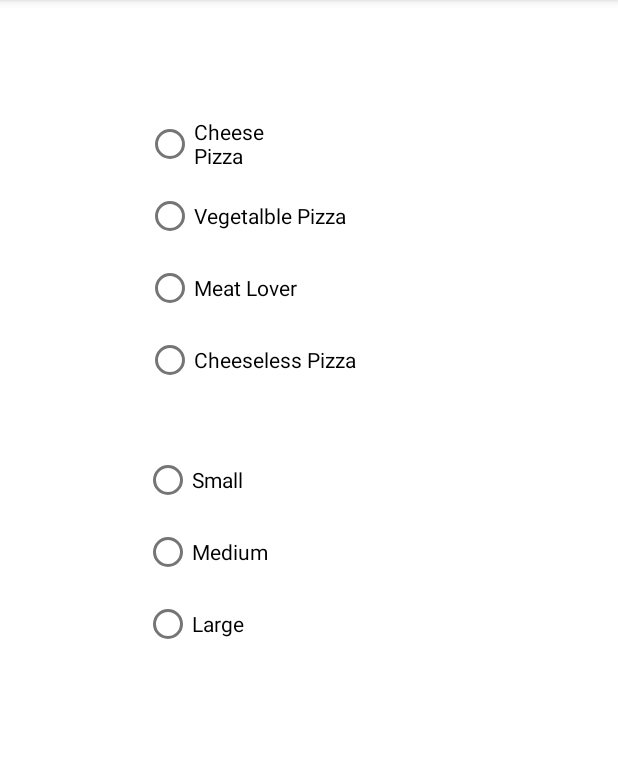
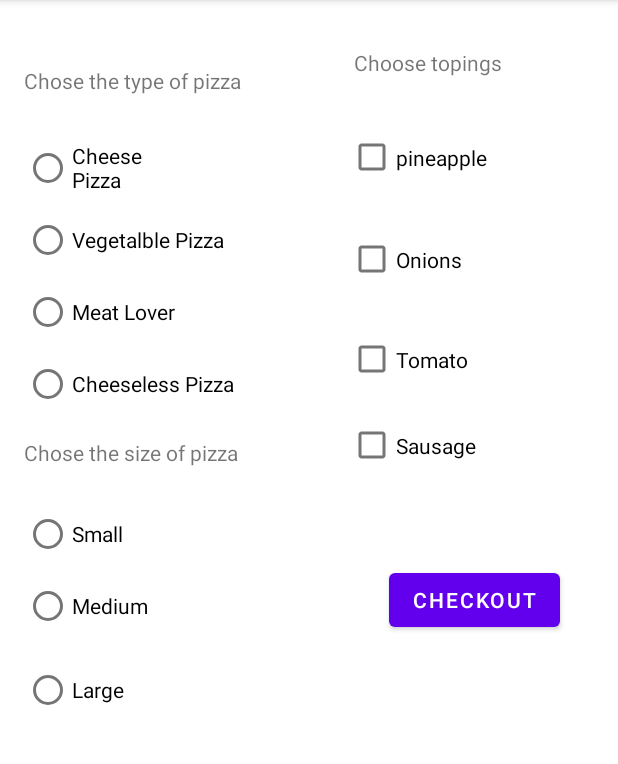
Before and after one commit to MuhammadSaad6618/MuhammadSaadAssign2, an Android app: the OrderActivity screen opened directly, with no data from a screen before it, on a phone screen of 412 x 824 dp, the part 84-848 px from its top. Run offline under Robolectric (Android 15) with nearby library versions, the light colour scheme and no system bars.

Commit message:
completed the order screen

```diff
--- a/MuhammadAssign22/src/main/AndroidManifest.xml
+++ b/MuhammadAssign22/src/main/AndroidManifest.xml
@@ -9,6 +9,9 @@
         android:roundIcon="@mipmap/ic_launcher_round"
         android:supportsRtl="true"
         android:theme="@style/Theme.MuhammadAssign2">
+        <activity
+            android:name=".PaymentActivity"
+            android:exported="false" />
         <activity
             android:name=".OrderActivity"
             android:exported="false" />
--- a/MuhammadAssign22/src/main/java/muhammad/saad/n01366618/OrderActivity.java
+++ b/MuhammadAssign22/src/main/java/muhammad/saad/n01366618/OrderActivity.java
@@ -2,9 +2,16 @@ package muhammad.saad.n01366618;
 
 import androidx.appcompat.app.AppCompatActivity;
 
+import android.content.Context;
 import android.content.Intent;
 import android.os.Bundle;
+import android.view.View;
+import android.widget.CheckBox;
+import android.widget.RadioButton;
 import android.widget.TextView;
+import android.widget.Toast;
+
+import com.google.android.material.snackbar.Snackbar;
 
 public class OrderActivity extends AppCompatActivity {
 
@@ -17,5 +24,12 @@ public class OrderActivity extends AppCompatActivity {
         String newTxt = intent.getStringExtra(MuhammadActivity.extxt);
         TextView ab = (TextView) findViewById(R.id.Muhammadtv1);
         ab.setText(newTxt);
+
+    }
+
+    public void validate(View view) {
+        Intent act = new Intent(this, PaymentActivity.class);
+        startActivity(act);
+
     }
 }
--- /dev/null
+++ b/MuhammadAssign22/src/main/java/muhammad/saad/n01366618/PaymentActivity.java
@@ -0,0 +1,14 @@
+package muhammad.saad.n01366618;
+
+import androidx.appcompat.app.AppCompatActivity;
+
+import android.os.Bundle;
+
+public class PaymentActivity extends AppCompatActivity {
+
+    @Override
+    protected void onCreate(Bundle savedInstanceState) {
+        super.onCreate(savedInstanceState);
+        setContentView(R.layout.activity_payment);
+    }
+}
--- a/MuhammadAssign22/src/main/res/layout/activity_order.xml
+++ b/MuhammadAssign22/src/main/res/layout/activity_order.xml
@@ -2,6 +2,7 @@
 <androidx.constraintlayout.widget.ConstraintLayout xmlns:android="http://schemas.android.com/apk/res/android"
     xmlns:app="http://schemas.android.com/apk/res-auto"
     xmlns:tools="http://schemas.android.com/tools"
+    android:id="@+id/MuhammadLayout2"
     android:layout_width="match_parent"
     android:layout_height="match_parent"
     tools:context=".OrderActivity">
@@ -10,18 +11,18 @@
         android:id="@+id/Muhammadtv1"
         android:layout_width="wrap_content"
         android:layout_height="wrap_content"
-        android:layout_marginStart="153dp"
-        android:layout_marginTop="28dp"
+        android:layout_marginStart="16dp"
+        android:layout_marginTop="16dp"
         android:text="TextView"
         app:layout_constraintStart_toStartOf="parent"
         app:layout_constraintTop_toTopOf="parent" />
 
     <RadioGroup
         android:id="@+id/radioGroup2"
-        android:layout_width="186dp"
-        android:layout_height="367dp"
-        android:layout_marginStart="97dp"
-        android:layout_marginTop="72dp"
+        android:layout_width="161dp"
+        android:layout_height="223dp"
+        android:layout_marginStart="16dp"
+        android:layout_marginTop="88dp"
         android:orientation="vertical"
         app:layout_constraintStart_toStartOf="parent"
         app:layout_constraintTop_toTopOf="parent">
@@ -69,10 +70,10 @@
 
     <RadioGroup
         android:id="@+id/radioGroup3"
-        android:layout_width="186dp"
-        android:layout_height="367dp"
-        android:layout_marginStart="96dp"
-        android:layout_marginTop="296dp"
+        android:layout_width="111dp"
+        android:layout_height="141dp"
+        android:layout_marginStart="16dp"
+        android:layout_marginTop="332dp"
         android:orientation="vertical"
         app:layout_constraintStart_toStartOf="parent"
         app:layout_constraintTop_toTopOf="parent">
@@ -99,12 +100,95 @@
 
         <RadioButton
             android:id="@+id/MuhammadRB11"
-            android:layout_width="wrap_content"
-            android:layout_height="wrap_content"
+            android:layout_width="match_parent"
+            android:layout_height="64dp"
             android:text="Large"
             tools:layout_conversion_absoluteHeight="48dp"
-            tools:layout_conversion_absoluteWidth="102dp" />
-
+            tools:layout_conversion_absoluteWidth="102dp"
+            tools:layout_editor_absoluteX="16dp"
+            tools:layout_editor_absoluteY="496dp" />
 
     </RadioGroup>
+
+    <CheckBox
+        android:id="@+id/MuhammadCb1"
+        android:layout_width="120dp"
+        android:layout_height="74dp"
+        android:layout_marginStart="232dp"
+        android:layout_marginTop="136dp"
+        android:text="Onions"
+        app:layout_constraintStart_toStartOf="parent"
+        app:layout_constraintTop_toTopOf="parent" />
+
+    <CheckBox
+        android:id="@+id/MuhammadCb2"
+        android:layout_width="135dp"
+        android:layout_height="66dp"
+        android:layout_marginStart="232dp"
+        android:layout_marginTop="72dp"
+        android:text="pineapple"
+        app:layout_constraintStart_toStartOf="parent"
+        app:layout_constraintTop_toTopOf="parent" />
+
+    <CheckBox
+        android:id="@+id/MuhammadCb3"
+        android:layout_width="139dp"
+        android:layout_height="63dp"
+        android:layout_marginStart="232dp"
+        android:layout_marginTop="208dp"
+        android:text="Tomato"
+        app:layout_constraintStart_toStartOf="parent"
+        app:layout_constraintTop_toTopOf="parent" />
+
+    <CheckBox
+        android:id="@+id/MuhammadCb4"
+        android:layout_width="145dp"
+        android:layout_height="58dp"
+        android:layout_marginStart="232dp"
+        android:layout_marginTop="268dp"
+        android:text="Sausage"
+        app:layout_constraintStart_toStartOf="parent"
+        app:layout_constraintTop_toTopOf="parent" />
+
+    <TextView
+        android:id="@+id/textView2"
+        android:layout_width="wrap_content"
+        android:layout_height="wrap_content"
+        android:layout_marginStart="16dp"
+        android:layout_marginTop="44dp"
+        android:text="Chose the type of pizza"
+        app:layout_constraintStart_toStartOf="parent"
+        app:layout_constraintTop_toTopOf="parent" />
+
+    <TextView
+        android:id="@+id/textView3"
+        android:layout_width="327dp"
+        android:layout_height="22dp"
+        android:layout_marginStart="16dp"
+        android:layout_marginTop="292dp"
+        android:text="Chose the size of pizza"
+        app:layout_constraintStart_toStartOf="parent"
+        app:layout_constraintTop_toTopOf="parent" />
+
+    <TextView
+        android:id="@+id/textView4"
+        android:layout_width="wrap_content"
+        android:layout_height="wrap_content"
+        android:layout_marginStart="236dp"
+        android:layout_marginTop="32dp"
+        android:text="Choose topings"
+        app:layout_constraintStart_toStartOf="parent"
+        app:layout_constraintTop_toTopOf="parent" />
+
+    <Button
+        android:id="@+id/Muhammadbutton2"
+        android:layout_width="wrap_content"
+        android:layout_height="wrap_content"
+        android:layout_marginStart="259dp"
+        android:layout_marginTop="376dp"
+        android:text="Checkout"
+        android:onClick="validate"
+        app:layout_constraintStart_toStartOf="parent"
+        app:layout_constraintTop_toTopOf="parent" />
+
 </androidx.constraintlayout.widget.ConstraintLayout>
--- /dev/null
+++ b/MuhammadAssign22/src/main/res/layout/activity_payment.xml
@@ -0,0 +1,9 @@
+<?xml version="1.0" encoding="utf-8"?>
+<androidx.constraintlayout.widget.ConstraintLayout xmlns:android="http://schemas.android.com/apk/res/android"
+    xmlns:app="http://schemas.android.com/apk/res-auto"
+    xmlns:tools="http://schemas.android.com/tools"
+    android:layout_width="match_parent"
+    android:layout_height="match_parent"
+    tools:context=".PaymentActivity">
+
+</androidx.constraintlayout.widget.ConstraintLayout>
--- a/MuhammadAssign22/src/main/res/values/strings.xml
+++ b/MuhammadAssign22/src/main/res/values/strings.xml
@@ -6,4 +6,5 @@
         <item>Pizza Depot</item>
         <item>shit pizza</item>
     </array>
+    <string name="action">checkout</string>
 </resources>
```
